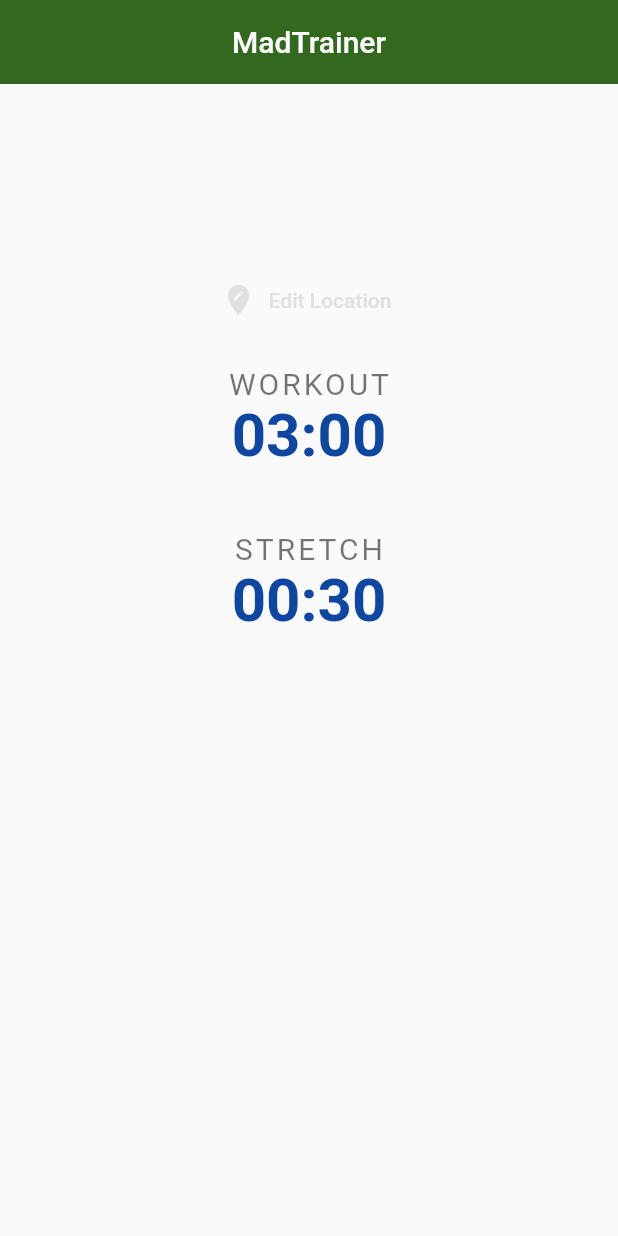
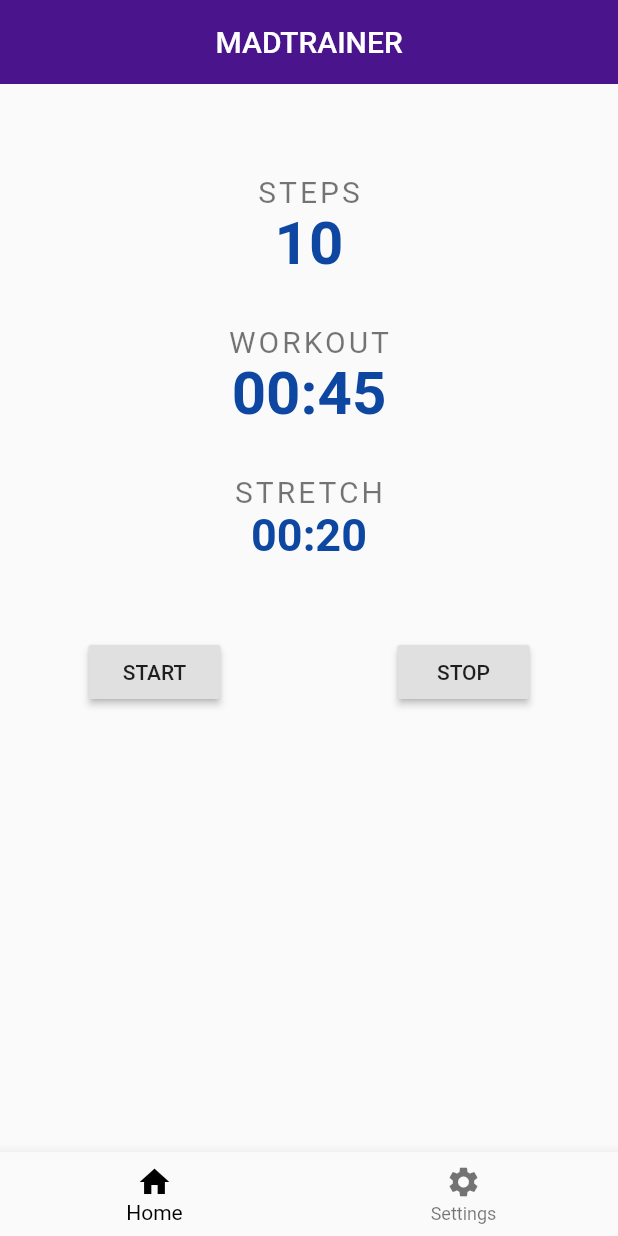
Before and after one commit to caloriscz/madtrainer, a Flutter app: the screen it shows after launch, on a phone screen of 412 x 824 dp. Run offline on Flutter 3.47's test engine with Material 2 defaults, Android fonts, the phone set to English and light mode, and no system bars.

Commit message:
basic graphics

```diff
--- a/lib/pages/home.dart
+++ b/lib/pages/home.dart
@@ -13,31 +13,44 @@ class _HomeState extends State<Home> {
   Widget build(BuildContext context) {
     return Scaffold(
       appBar: AppBar(
-        backgroundColor: Colors.lightGreen[900],
-        title: Text('MadTrainer'),
+        backgroundColor: Colors.purple[900],
+        title: Text('MadTrainer'.toUpperCase()),
         centerTitle: true,
         elevation: 0,
       ),
       body: SafeArea(
         child: Container(
           child: Padding(
-            padding: const EdgeInsets.fromLTRB(0, 120.0, 0, 0),
+            padding: const EdgeInsets.fromLTRB(0, 40.0, 0, 0),
             child: Column(
               children: <Widget>[
-                FlatButton.icon(
-                  onPressed: () {},
-                  icon: Icon(
-                    Icons.edit_location,
-                    color: Colors.grey[300],
-                  ),
-                  label: Text(
-                    'Edit Location',
-                    style: TextStyle(
-                      color: Colors.grey[300],
+                SizedBox(height: 20.0),
+                Row(
+                  mainAxisAlignment: MainAxisAlignment.center,
+                  children: <Widget>[
+                    Text(
+                      'Steps'.toUpperCase(),
+                      style: TextStyle(
+                        fontSize: 20.0,
+                        letterSpacing: 2.0,
+                        color: Colors.black54,
+                      ),
                     ),
-                  ),
+                  ],
                 ),
-                SizedBox(height: 20.0),
+                Row(
+                  mainAxisAlignment: MainAxisAlignment.center,
+                  children: <Widget>[
+                    Text('10',
+                      style: TextStyle(
+                        fontSize: 40.0,
+                        color: Colors.blue[900],
+                        fontWeight: FontWeight.bold,
+                      ),
+                    ),
+                  ],
+                ),
+                SizedBox(height: 30.0),
                 Row(
                   mainAxisAlignment: MainAxisAlignment.center,
                   children: <Widget>[
@@ -55,7 +68,7 @@ class _HomeState extends State<Home> {
                   mainAxisAlignment: MainAxisAlignment.center,
                   children: <Widget>[
                     Text(
-                      '03:00',
+                      '00:45',
                       style: TextStyle(
                         fontSize: 40.0,
                         color: Colors.blue[900],
@@ -64,7 +77,7 @@ class _HomeState extends State<Home> {
                     ),
                   ],
                 ),
-                SizedBox(height: 40.0),
+                SizedBox(height: 30.0),
                 Row(
                   mainAxisAlignment: MainAxisAlignment.center,
                   children: <Widget>[
@@ -80,12 +93,26 @@ class _HomeState extends State<Home> {
                   mainAxisAlignment: MainAxisAlignment.center,
                   children: <Widget>[
                     Text(
-                      '00:30',
+                      '00:20',
                       style: TextStyle(
-                          fontSize: 40.0,
+                          fontSize: 30.0,
                           fontWeight: FontWeight.bold,
                           color: Colors.blue[900]),
                     ),
+                  ],
+                ),
+                SizedBox(height: 50.0),
+                Row(
+                  mainAxisAlignment: MainAxisAlignment.spaceAround,
+                  children: <Widget>[
+                    RaisedButton(
+                      onPressed: () {},
+                      child: Text('Start'.toUpperCase()),
+                    ),
+                    RaisedButton(
+                      onPressed: () {},
+                      child: Text('Stop'.toUpperCase()),
+                    )
                   ],
                 )
               ],
@@ -93,6 +120,19 @@ class _HomeState extends State<Home> {
           ),
         ),
       ),
+      bottomNavigationBar: BottomNavigationBar(
+        items: const <BottomNavigationBarItem>[
+          BottomNavigationBarItem(
+            icon: Icon(Icons.home),
+            title: Text('Home'),
+          ),
+          BottomNavigationBarItem(
+            icon: Icon(Icons.settings),
+            title: Text('Settings'),
+          ),
+        ],
+        selectedItemColor: Colors.black,
+      ),
     );
   }
 }
```
